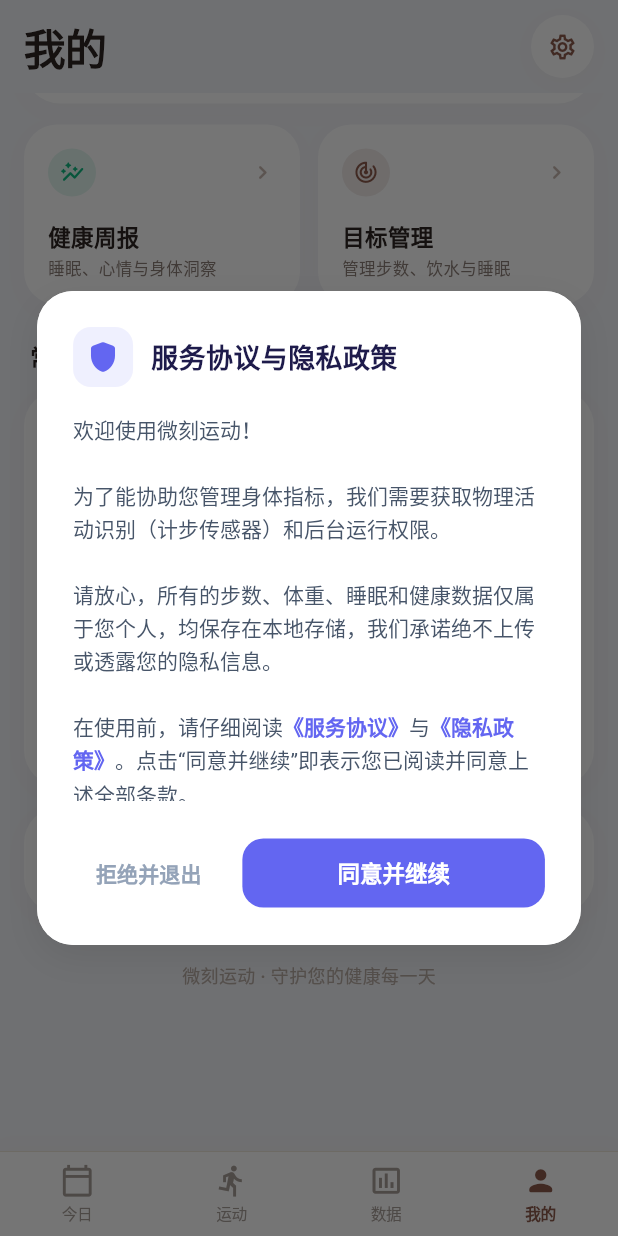
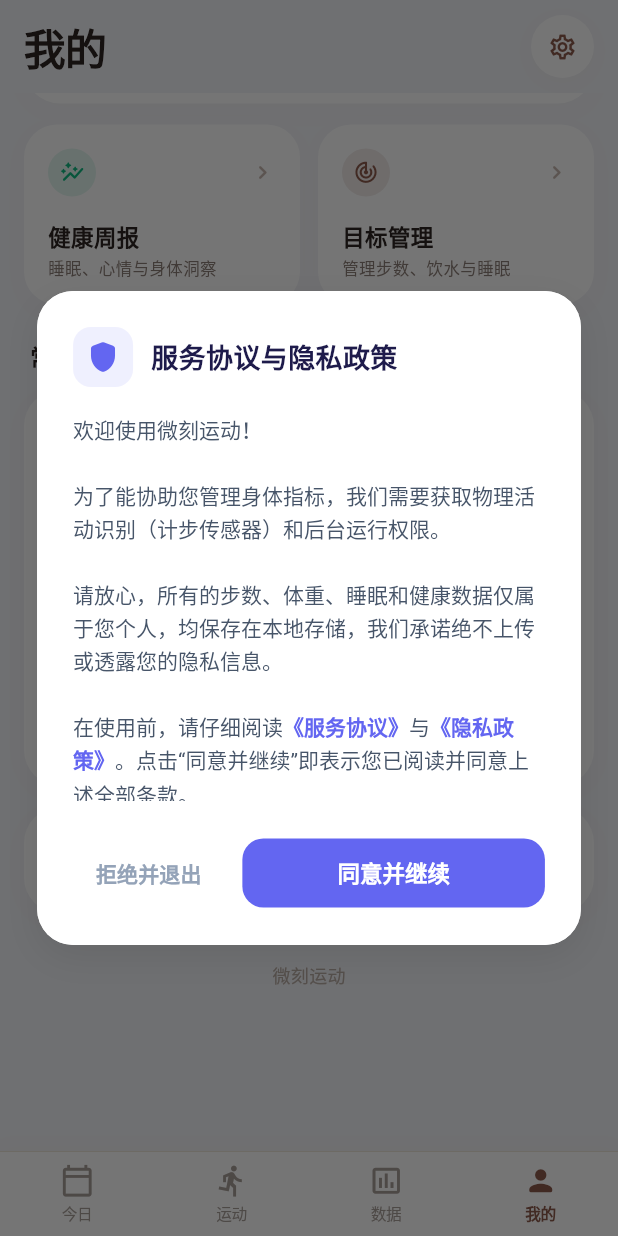
Before and after one commit to xuldqi/yydsxnec, a Flutter app: the ProfileScreen screen opened by its route, scrolled down 249 dp, on a phone screen of 412 x 824 dp. Run offline on Flutter 3.47's test engine with Material 3 defaults, Android fonts, the phone set to English and light mode, and no system bars; our stand-ins replace audioplayers, camera, drift, drift_flutter, fl_chart, flutter_local_notifications and 19 more; missing offline and left inert: flutter_foreground_task, google_mlkit_text_recognition, home_widget, record, tflite_flutter; accounts and stored records are empty; generated files the repository leaves out were written again; project files that could hold a hidden picture were left out.

Commit message:
style: remove double-icon sandwich, eliminate dot separators and redundant filler text across all screens

```diff
--- a/lib/features/count_time/count_time_screen.dart
+++ b/lib/features/count_time/count_time_screen.dart
@@ -895,7 +895,7 @@
                   mainAxisAlignment: MainAxisAlignment.spaceBetween,
                   children: [
                     const Text(
-                      '选择计时场景',
+                      '计时场景',
                       style: TextStyle(
                         fontSize: 15,
                         fontWeight: FontWeight.w800,
--- a/lib/features/profile/profile_screen.dart
+++ b/lib/features/profile/profile_screen.dart
@@ -104,7 +104,7 @@
                     // 底部品牌文字
                     const Center(
                       child: Text(
-                        '微刻运动 · 守护您的健康每一天',
+                        '微刻运动',
                         style: TextStyle(
                           fontSize: 12,
                           color: Color(0xFFB8ACA4),
@@ -239,16 +239,7 @@
                             color: Color(0xFF8D5B4C),
                           ),
                         ),
-                        const SizedBox(width: 6),
-                        const Text(
-                          '·',
-                          style: TextStyle(
-                            fontSize: 11,
-                            fontWeight: FontWeight.bold,
-                            color: Color(0xFFC7B8AF),
-                          ),
-                        ),
-                        const SizedBox(width: 6),
+                        const SizedBox(width: 8),
                         Text(
                           '💛 ${capyState.hearts}',
                           style: const TextStyle(
@@ -257,7 +248,7 @@
                             color: Color(0xFF8D5B4C),
                           ),
                         ),
-                        const SizedBox(width: 2),
+                        const SizedBox(width: 4),
                         const Icon(
                           Icons.chevron_right_rounded,
                           size: 13,
--- a/lib/features/sport/sport_screen.dart
+++ b/lib/features/sport/sport_screen.dart
@@ -577,7 +577,7 @@
                 ),
                 const SizedBox(height: 4),
                 const Text(
-                  '完成今日运动打卡，解锁专属徽章',
+                  '今日打卡进展与专属荣誉',
                   style: TextStyle(fontSize: 12, color: Color(0xFF7D726D)),
                 ),
                 const SizedBox(height: 10),
```
Also changed, not shown: lib/features/capybara/widgets/capybara_hero_card.dart (+3 -6 lines), lib/features/steps/steps_screen.dart (+4 -4 lines).
